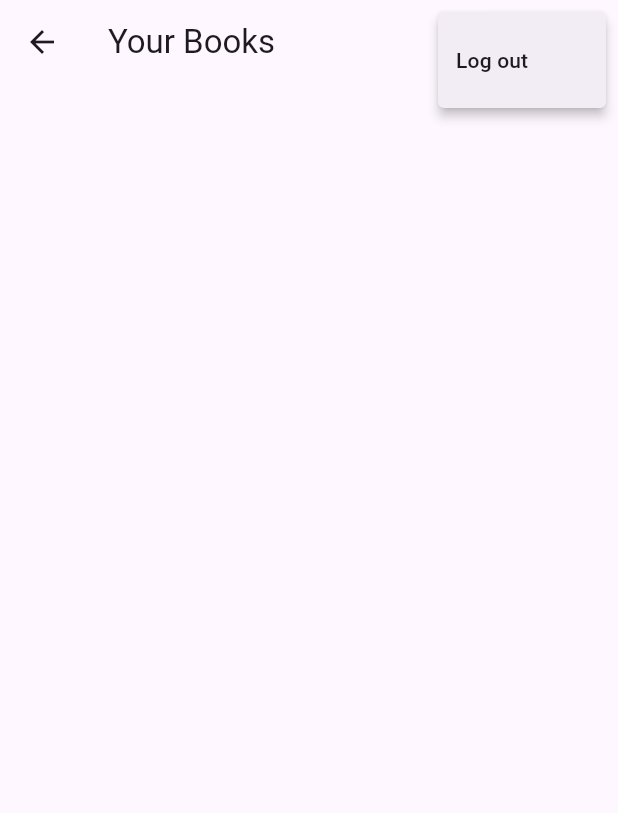
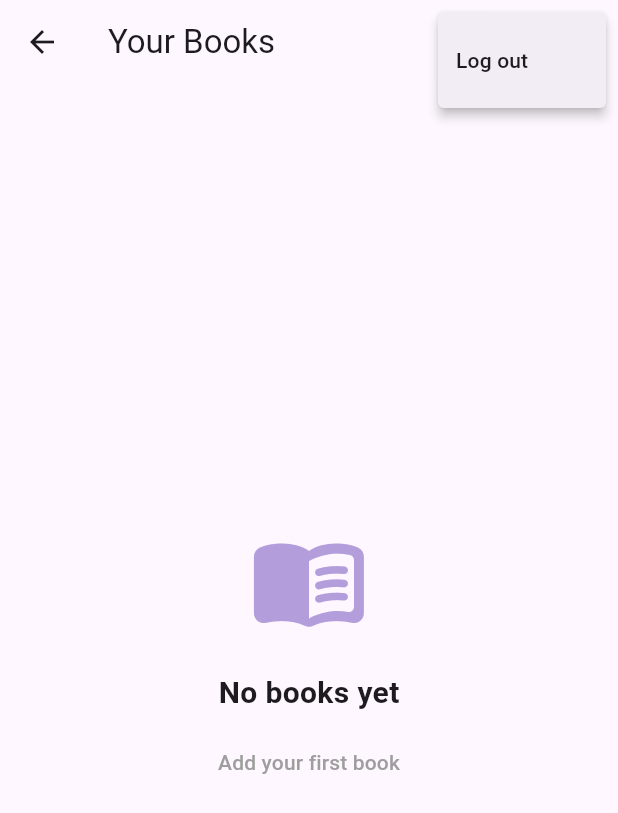
Before and after one commit to AnnaKGT/BookByBook, a Flutter app: the MainPage screen opened directly, after a tap on the "more vert" icon, on a phone screen of 412 x 824 dp. Shown: the top 813 px of the screen. Run offline on Flutter 3.47's test engine with Material 3 defaults, Android fonts, the phone set to English and light mode, and no system bars; our stand-ins replace bloc, cloud_firestore, equatable, firebase_auth, firebase_core, flutter_bloc and 2 more; accounts and stored records are empty; generated files the repository leaves out were written again.

Commit message:
add some updates

```diff
--- /dev/null
+++ b/lib/helpers/empty_books_view.dart
@@ -0,0 +1,42 @@
+import 'package:book_by_book/constants/routes.dart';
+import 'package:flutter/material.dart';
+
+class EmptyBooksView extends StatelessWidget {
+  const EmptyBooksView({super.key});
+
+  @override
+  Widget build(BuildContext context) {
+    return Center(
+      child: Column(
+        mainAxisAlignment: MainAxisAlignment.center,
+        children: [
+          Icon(
+            Icons.menu_book_rounded,
+            size: 80,
+            color: Colors.deepPurple.shade200,
+          ),
+          const SizedBox(height: 20),
+          const Text(
+            'No books yet',
+            style: TextStyle(
+              fontSize: 20,
+              fontWeight: FontWeight.w600,
+            ),
+          ),
+          const SizedBox(height: 8),
+          TextButton(
+            onPressed: () {
+              Navigator.of(context).pushNamed(createUpdateBookRoute);
+            },
+            child: const Text(
+              "Add your first book",
+              style: TextStyle(
+              fontSize: 14,
+              color: Colors.grey,
+            )),
+          ),
+        ],
+      ),
+    );
+  }
+}
--- a/lib/views/books/books_list_view.dart
+++ b/lib/views/books/books_list_view.dart
@@ -1,4 +1,5 @@
 
+import 'package:book_by_book/helpers/empty_books_view.dart';
 import 'package:flutter/material.dart';
 import 'package:book_by_book/services/cloud/cloud_book.dart';
 import 'package:flutter_rating_bar/flutter_rating_bar.dart';
@@ -19,7 +20,26 @@ class BooksListView extends StatelessWidget {
 
   @override
   Widget build(BuildContext context) {
-    return ListView.builder(
+    if (books.isEmpty) {
+      return const EmptyBooksView();
+    }
+
+    return Column(
+      crossAxisAlignment: CrossAxisAlignment.start,
+      children: [
+        Padding(
+        padding: const EdgeInsets.symmetric(horizontal: 16, vertical: 8),
+        child: Text(
+          '${books.length} ${books.length == 1 ? 'item' : 'items'}',
+          style: TextStyle(
+            fontSize: 13,
+            color: Colors.grey.shade600,
+            fontWeight: FontWeight.w500,
+          ),
+        ),
+      ),
+        Expanded(
+          child: ListView.builder(
             itemCount: books.length,
             itemBuilder: (context, index) {
             final book = books.elementAt(index);
@@ -74,6 +94,9 @@ class BooksListView extends StatelessWidget {
               // ),
               );
             },
+             ),
+        ),
+      ],
     );
   }
 }
--- a/lib/views/books/books_view.dart
+++ b/lib/views/books/books_view.dart
@@ -70,7 +70,7 @@ class _MainPageState extends State<MainPage> {
                   switch (snapshot.connectionState) {
                     case ConnectionState.active:
                      if (snapshot.hasData) {
-                      final allBooks =snapshot.data as Iterable<CloudBook>;
+                      final allBooks = snapshot.data as Iterable<CloudBook>;
                       return BooksListView(
                         books: allBooks,
                         onDeleteBook: (book) async {
@@ -89,6 +89,7 @@ class _MainPageState extends State<MainPage> {
 
                     case ConnectionState.waiting:
                       return const Text('Waiting for all books');
+
                     default:
                      return const CircularProgressIndicator();
                   }
--- a/lib/views/books/create_update_book_view.dart
+++ b/lib/views/books/create_update_book_view.dart
@@ -147,7 +147,9 @@ class _CreateUpdateBookViewState extends State<CreateUpdateBookView> {
         actions: [
           IconButton(
             onPressed: () async {
+
               final text = _textControllerTitle.text;
+
               if (_book == null || text.isEmpty) {
                 await showCannotShareEmptyBookDialog(context);
               } else {
```
Lines whose indentation alone changed are shown as unchanged.
